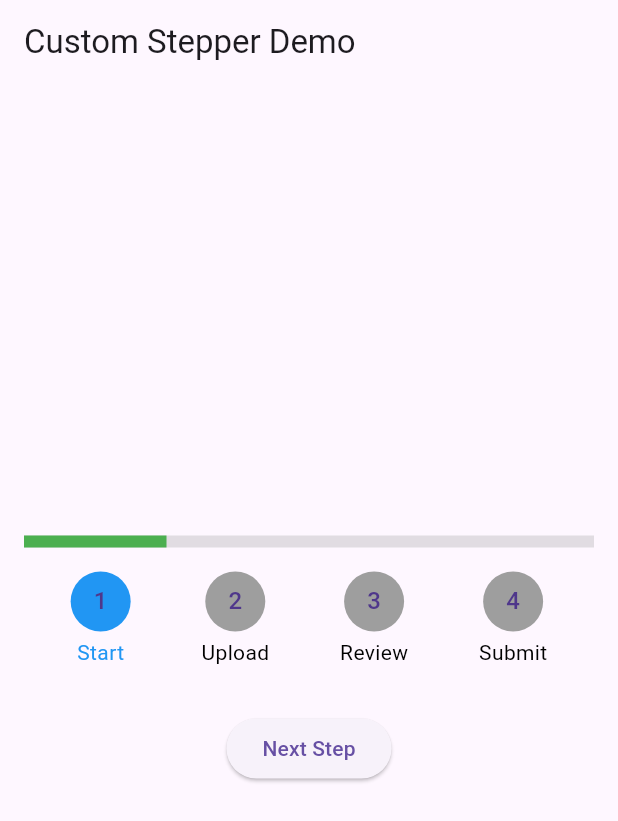
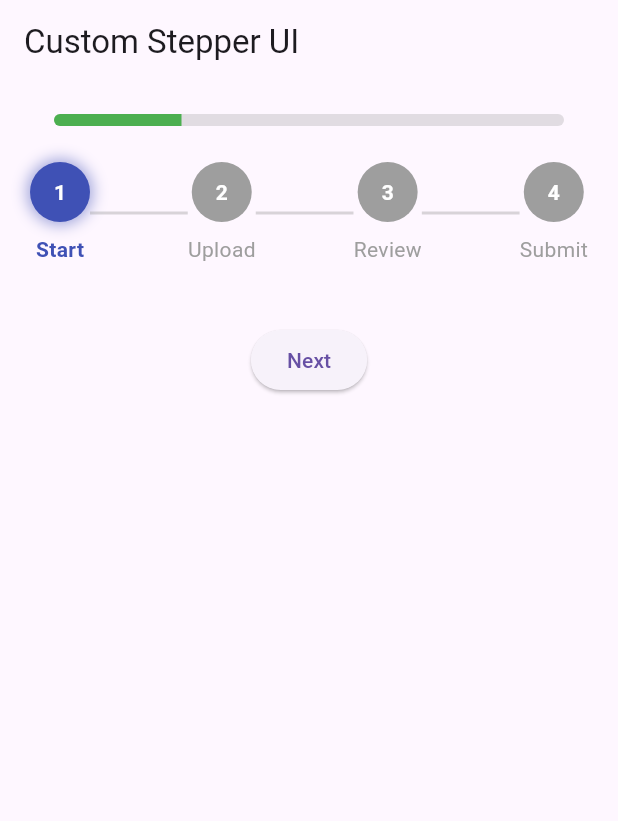
Before and after one commit to samaha-rizvi-4578/custom-Stepper-Flutter-pkg, a Flutter app: the screen it shows after launch, on a phone screen of 412 x 824 dp. Shown: the top 821 px of the screen. Run offline on Flutter 3.47's test engine with Material 3 defaults, Android fonts, the phone set to English and light mode, and no system bars.

Commit message:
show tick oncomppleted steps

```diff
--- a/example/lib/main.dart
+++ b/example/lib/main.dart
@@ -1,7 +1,4 @@
 import 'package:flutter/material.dart';
-// import '../../package:lib/custom_stepper.dart';
-// import '../../lib/custom_stepper.dart;
-
 import 'package:custom_stepper/custom_stepper.dart';
 
 void main() => runApp(const MyApp());
@@ -13,37 +10,37 @@ class MyApp extends StatefulWidget {
 }
 
 class _MyAppState extends State<MyApp> {
-  int _currentStep = 0;
+  int currentStep = 0;
+  final steps = ['Start', 'Upload', 'Review', 'Submit'];
+
+  void _nextStep() {
+    setState(() {
+      currentStep = currentStep + 1;
+    });
+  }
 
   @override
   Widget build(BuildContext context) {
-    final steps = ['Start', 'Upload', 'Review', 'Submit'];
-
     return MaterialApp(
+      title: 'Stepper Demo',
       home: Scaffold(
-        appBar: AppBar(title: const Text('Custom Stepper Demo')),
-        body: Column(
-          mainAxisAlignment: MainAxisAlignment.center,
+        appBar: AppBar(title: const Text('Custom Stepper UI')),
+        body: Padding(
+          padding: const EdgeInsets.all(20.0),
+          child: Column(
             children: [
               CustomStepper(
-              currentStep: _currentStep,
+                currentStep: currentStep,
                 steps: steps,
-              onStepTapped: (index) {
-                setState(() {
-                  _currentStep = index;
-                });
-              },
+                onStepTapped: (index) => setState(() => currentStep = index),
               ),
-            const SizedBox(height: 30),
+              const SizedBox(height: 40),
               ElevatedButton(
-              onPressed: () {
-                setState(() {
-                  _currentStep = (_currentStep + 1) % steps.length;
-                });
-              },
-              child: const Text('Next Step'),
+                onPressed: _nextStep,
+                child: const Text('Next'),
+              )
+            ],
           ),
-          ],
         ),
       ),
     );
--- a/lib/src/widgets/custom_stepper_widget.dart
+++ b/lib/src/widgets/custom_stepper_widget.dart
@@ -3,7 +3,6 @@ import 'package:flutter/material.dart';
 class CustomStepper extends StatelessWidget {
   final int currentStep;
   final List<String> steps;
-  final Axis direction;
   final Function(int)? onStepTapped;
   final Color activeColor;
   final Color completedColor;
@@ -13,69 +12,135 @@ class CustomStepper extends StatelessWidget {
     super.key,
     required this.currentStep,
     required this.steps,
-    this.direction = Axis.horizontal,
     this.onStepTapped,
-    this.activeColor = Colors.blue,
+    this.activeColor = Colors.indigo,
     this.completedColor = Colors.green,
     this.inactiveColor = Colors.grey,
   });
 
 @override
 Widget build(BuildContext context) {
+  final isCompleted = currentStep >= steps.length;
+
+  if (isCompleted) {
+    // ✅ ALL STEPS DONE UI
     return Column(
       children: [
-        _buildProgressBar(),
+        const SizedBox(height: 24),
+        Icon(Icons.celebration_rounded, color: completedColor, size: 60),
         const SizedBox(height: 16),
-        _buildStepper(),
+        Text(
+          'All Steps Completed!',
+          style: TextStyle(
+            fontSize: 20,
+            fontWeight: FontWeight.bold,
+            color: completedColor,
+          ),
+        ),
       ],
     );
   }
 
-  Widget _buildProgressBar() {
-    double progress = (currentStep + 1) / steps.length;
-    return Padding(
+  // 🧱 NORMAL STEPPER UI
+  final progress = (currentStep + 1) / steps.length;
+
+  return Column(
+    mainAxisSize: MainAxisSize.min,
+    children: [
+      // PROGRESS BAR
+      Padding(
         padding: const EdgeInsets.symmetric(horizontal: 16.0),
+        child: ClipRRect(
+          borderRadius: BorderRadius.circular(10),
           child: LinearProgressIndicator(
             value: progress,
+            minHeight: 8,
             color: completedColor,
             backgroundColor: inactiveColor.withOpacity(0.3),
-        minHeight: 8,
           ),
+        ),
+      ),
+      const SizedBox(height: 24),
+
+      // STEP INDICATORS WITH CONNECTORS
+      Row(
+        mainAxisAlignment: MainAxisAlignment.spaceBetween,
+        children: List.generate(steps.length * 2 - 1, (i) {
+          if (i.isOdd) {
+            final beforeStep = i ~/ 2;
+            final isLineCompleted = beforeStep < currentStep;
+
+            return Expanded(
+              child: Container(
+                height: 2,
+                color: isLineCompleted
+                    ? completedColor
+                    : inactiveColor.withOpacity(0.4),
+              ),
+            );
+          } else {
+            final index = i ~/ 2;
+            final isActive = index == currentStep;
+            final isStepCompleted = index < currentStep;
+
+            return Column(
+              children: [
+                GestureDetector(
+                  onTap: () => onStepTapped?.call(index),
+                  child: AnimatedContainer(
+                    duration: const Duration(milliseconds: 300),
+                    width: 40,
+                    height: 40,
+                    decoration: BoxDecoration(
+                      color: isStepCompleted
+                          ? completedColor
+                          : isActive
+                              ? activeColor
+                              : inactiveColor,
+                      shape: BoxShape.circle,
+                      boxShadow: isActive
+                          ? [
+                              BoxShadow(
+                                color: activeColor.withOpacity(0.5),
+                                blurRadius: 8,
+                                spreadRadius: 2,
+                              )
+                            ]
+                          : [],
+                    ),
+                    child: Center(
+                      child: isStepCompleted
+                          ? const Icon(Icons.check, color: Colors.white)
+                          : Text(
+                              '${index + 1}',
+                              style: const TextStyle(
+                                color: Colors.white,
+                                fontWeight: FontWeight.bold,
+                              ),
+                            ),
+                    ),
+                  ),
+                ),
+                const SizedBox(height: 8),
+                Text(
+                  steps[index],
+                  style: TextStyle(
+                    color: isActive
+                        ? activeColor
+                        : isStepCompleted
+                            ? completedColor
+                            : inactiveColor,
+                    fontWeight:
+                        isActive ? FontWeight.bold : FontWeight.normal,
+                  ),
+                ),
+              ],
+            );
+          }
+        }),
+      ),
+    ],
   );
 }
 
-  Widget _buildStepper() {
-    return Flex(
-      direction: direction,
-      mainAxisAlignment: MainAxisAlignment.spaceEvenly,
-      children: List.generate(steps.length, (index) {
-        final isActive = index == currentStep;
-        final isCompleted = index < currentStep;
-        final color = isCompleted
-            ? completedColor
-            : isActive
-                ? activeColor
-                : inactiveColor;
-
-        return GestureDetector(
-          onTap: () => onStepTapped?.call(index),
-          child: Column(
-            children: [
-              CircleAvatar(
-                backgroundColor: color,
-                child: Text('${index + 1}'),
-              ),
-              const SizedBox(height: 4),
-              Text(
-                steps[index],
-                style: TextStyle(
-                  color: isActive ? activeColor : Colors.black,
-                ),
-              ),
-            ],
-          ),
-        );
-      }),
-    );
 }
-}
```
Lines whose indentation alone changed are shown as unchanged.
